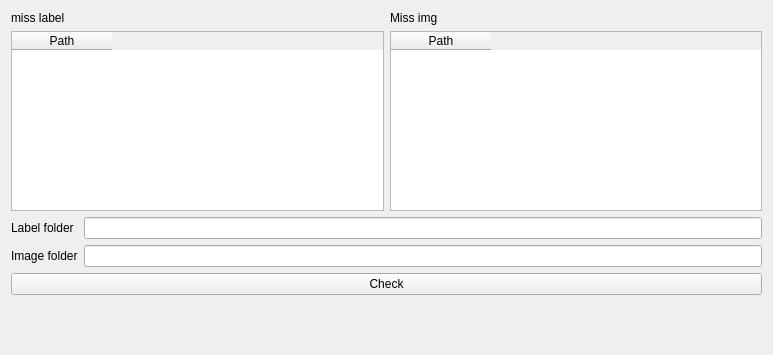
First picture: the form in image_clean_up_tool/labels_check.ui, repository stereomatchingkiss/blogCodes2, before the edit.
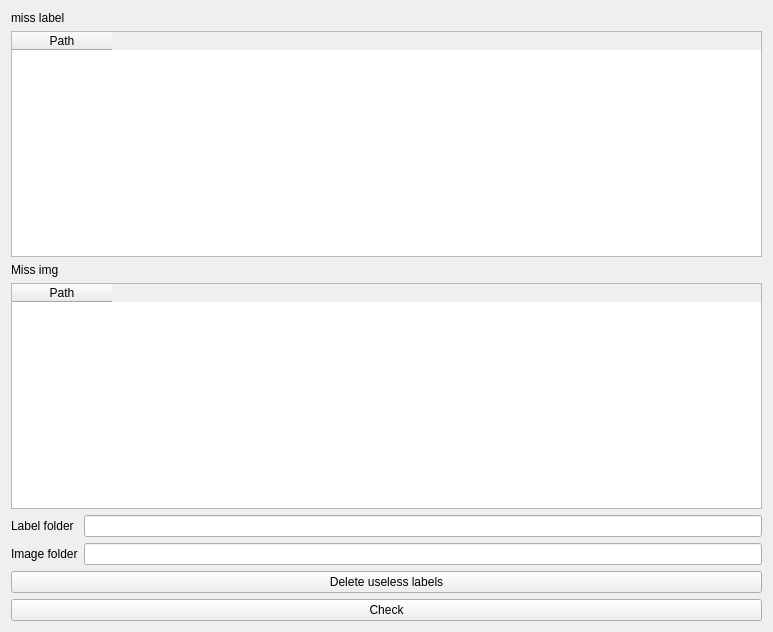
Second picture: the form after the edit.

Commit message: update wrong path and able to remove useless labels

```diff
--- a/image_clean_up_tool/labels_check.ui
+++ b/image_clean_up_tool/labels_check.ui
@@ -7,7 +7,7 @@
     <x>0</x>
     <y>0</y>
     <width>773</width>
-    <height>355</height>
+    <height>632</height>
    </rect>
   </property>
   <property name="windowTitle">
@@ -15,31 +15,29 @@
   </property>
   <layout class="QVBoxLayout" name="verticalLayout">
    <item>
-    <layout class="QGridLayout" name="gridLayout">
-     <item row="0" column="0">
       <widget class="QLabel" name="label">
        <property name="text">
         <string>miss label</string>
        </property>
       </widget>
      </item>
-     <item row="0" column="1">
+   <item>
+    <widget class="QTableWidget" name="tableWidgetMissLabel">
+     <column>
+      <property name="text">
+       <string>Path</string>
+      </property>
+     </column>
+    </widget>
+   </item>
+   <item>
       <widget class="QLabel" name="label_2">
        <property name="text">
         <string>Miss img</string>
        </property>
       </widget>
      </item>
-     <item row="1" column="0">
-      <widget class="QTableWidget" name="tableWidgetMissLabel">
-       <column>
-        <property name="text">
-         <string>Path</string>
-        </property>
-       </column>
-      </widget>
-     </item>
-     <item row="1" column="1">
+   <item>
       <widget class="QTableWidget" name="tableWidgetMissImg">
        <column>
         <property name="text">
@@ -48,8 +46,6 @@
        </column>
       </widget>
      </item>
-    </layout>
-   </item>
    <item>
     <layout class="QGridLayout" name="gridLayout_2">
      <item row="0" column="0">
@@ -74,6 +70,13 @@
      </item>
     </layout>
    </item>
+   <item>
+    <widget class="QPushButton" name="pushButtonDeleteUselessLabels">
+     <property name="text">
+      <string>Delete useless labels</string>
+     </property>
+    </widget>
+   </item>
    <item>
     <widget class="QPushButton" name="pushButtonCheck">
      <property name="text">
@@ -81,19 +84,6 @@
      </property>
     </widget>
    </item>
-   <item>
-    <spacer name="verticalSpacer">
-     <property name="orientation">
-      <enum>Qt::Vertical</enum>
-     </property>
-     <property name="sizeHint" stdset="0">
-      <size>
-       <width>20</width>
-       <height>61</height>
-      </size>
-     </property>
-    </spacer>
-   </item>
   </layout>
  </widget>
  <resources/>
```
Lines whose indentation alone changed are shown as unchanged. The commit also changes 2 other files.
